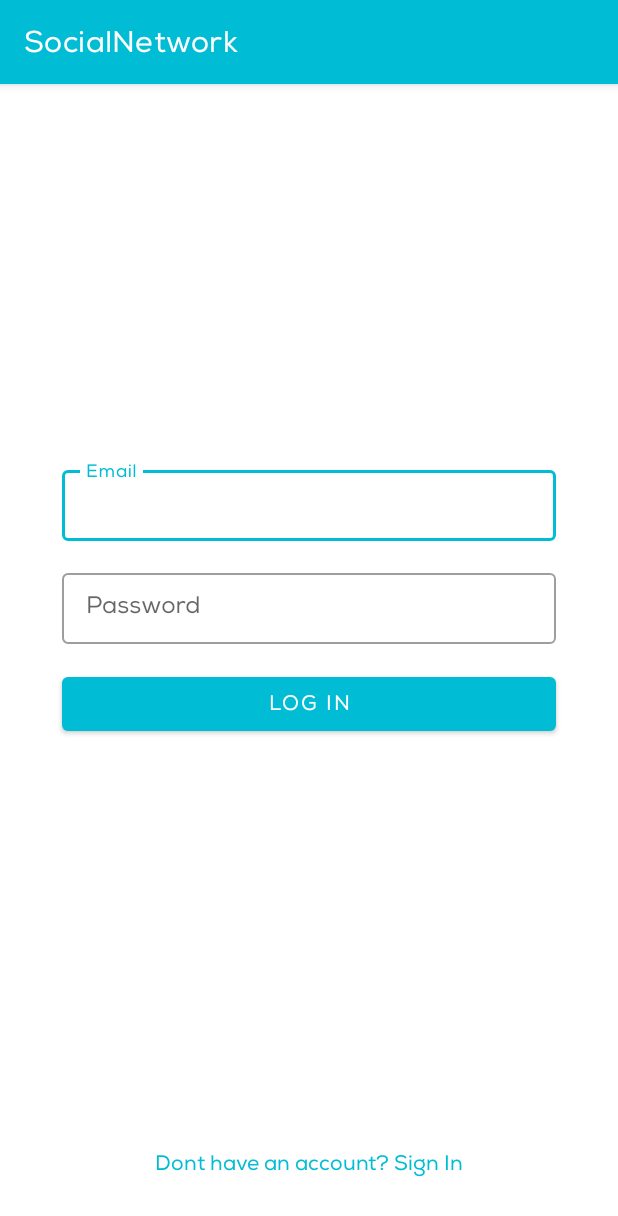
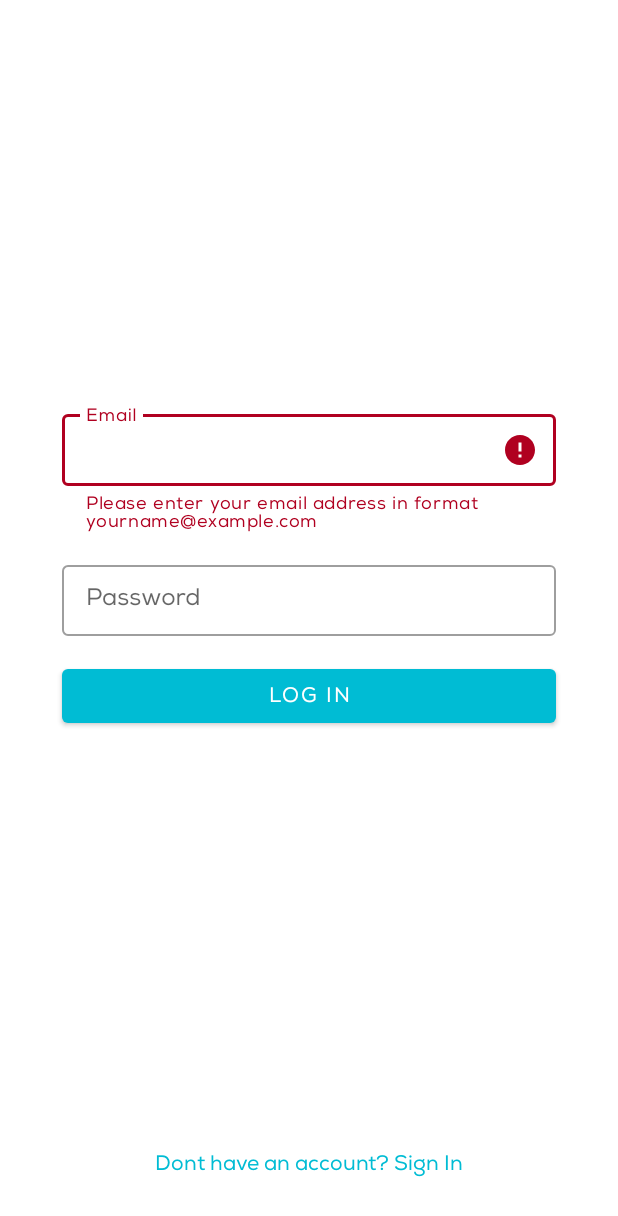
Before and after one commit to GaboRohez/SocialNetwork-Test, an Android app: the screen it shows after launch (SessionActivity), after a tap on "LOG IN", on a phone screen of 412 x 824 dp. Shown: the top 1216 px of the screen. Run offline under Robolectric (Android 15) with nearby library versions, the phone set to English and light mode, and no system bars; our stand-ins replace RxJava.

Commit message:
error messages

```diff
--- a/app/src/main/AndroidManifest.xml
+++ b/app/src/main/AndroidManifest.xml
@@ -11,6 +11,7 @@
         android:roundIcon="@mipmap/ic_launcher_round"
         android:supportsRtl="true"
         android:usesCleartextTraffic="true"
+        android:name=".app.SocialApp"
         android:theme="@style/Theme.SocialNetwork">
         <activity
             android:name=".ui.splash.SplashScreen"
@@ -23,7 +24,7 @@
             </intent-filter>
         </activity>
         <activity
-            android:theme="@style/Theme.SocialNetwork"
+            android:theme="@style/Theme.SocialNetwork.Session"
             android:name=".ui.session.SessionActivity">
         </activity>
 
--- /dev/null
+++ b/app/src/main/java/xyz/gaborohez/socialnetwork/app/SocialApp.java
@@ -0,0 +1,44 @@
+package xyz.gaborohez.socialnetwork.app;
+
+import android.app.Application;
+import android.content.res.Resources;
+
+import xyz.gaborohez.socialnetwork.R;
+import xyz.gaborohez.socialnetwork.data.prefs.PreferencesManager;
+
+/**
+ * Created by Gabriel Rodríguez on 07/12/20.
+ * Email gabow95k@gmail.com
+ */
+public class SocialApp extends Application {
+
+    public static ResourcesManager resourcesManager;
+
+    @Override
+    public void onCreate() {
+        super.onCreate();
+        PreferencesManager.getInstance(this);
+        resourcesManager = new ResourcesManager(getResources());
+    }
+
+    public static class ResourcesManager {
+        private Resources resources;
+
+        public ResourcesManager(Resources resources) {
+            this.resources = resources;
+        }
+
+        public String getErrorServer() {
+            return resources.getString(R.string.server_error);
+        }
+
+
+        public String getEmailErrorMessage() {
+            return resources.getString(R.string.email_error_message);
+        }
+
+        public String getPasswordError() {
+            return resources.getString(R.string.password_error_message);
+        }
+    }
+}
--- a/app/src/main/java/xyz/gaborohez/socialnetwork/constants/AppConstants.java
+++ b/app/src/main/java/xyz/gaborohez/socialnetwork/constants/AppConstants.java
@@ -1,8 +1,12 @@
 package xyz.gaborohez.socialnetwork.constants;
+
+import java.util.regex.Pattern;
 
 public class AppConstants {
     public static final String SUCCESS = "00";
+    public static String isLogged = "isLogged";
     public static final String KEY_TOKEN = "key_token";
+    public static final String BASE_URL = "http://10.0.2.2:3800/api/";  //emulator
     //public static final String BASE_URL = "http://localhost:3800/api/";
-    public static final String BASE_URL = "http://10.0.2.2:3800/api/";  //emulator
+    public static final Pattern patternEmail = Pattern.compile("(?:[a-z0-9!#$%&'*+/=?^_`{|}~-]+(?:\\.[a-z0-9!#$%&'*+/=?^_`{|}~-]+)*|\"(?:[\\x01-\\x08\\x0b\\x0c\\x0e-\\x1f\\x21\\x23-\\x5b\\x5d-\\x7f]|\\\\[\\x01-\\x09\\x0b\\x0c\\x0e-\\x7f])*\")@(?:(?:[a-z0-9](?:[a-z0-9-]*[a-z0-9])?\\.)+[a-z0-9](?:[a-z0-9-]*[a-z0-9])?|\\[(?:(?:25[0-5]|2[0-4][0-9]|[01]?[0-9][0-9]?)\\.){3}(?:25[0-5]|2[0-4][0-9]|[01]?[0-9][0-9]?|[a-z0-9-]*[a-z0-9]:(?:[\\x01-\\x08\\x0b\\x0c\\x0e-\\x1f\\x21-\\x5a\\x53-\\x7f]|\\\\[\\x01-\\x09\\x0b\\x0c\\x0e-\\x7f])+)\\])");
 }
--- a/app/src/main/java/xyz/gaborohez/socialnetwork/data/network/RetrofitClient.java
+++ b/app/src/main/java/xyz/gaborohez/socialnetwork/data/network/RetrofitClient.java
@@ -60,7 +60,7 @@ public class RetrofitClient {
         if (sRetrofit == null){
 
             HttpLoggingInterceptor interceptor = new HttpLoggingInterceptor();
-            interceptor.setLevel(HttpLoggingInterceptor.Level.BODY);
+            interceptor.setLevel(HttpLoggingInterceptor.Level.BASIC);
 
             OkHttpClient okHttpClient = new OkHttpClient().newBuilder()
                     .connectTimeout(10, TimeUnit.SECONDS)
--- a/app/src/main/java/xyz/gaborohez/socialnetwork/ui/session/login/presenter/LogInContract.java
+++ b/app/src/main/java/xyz/gaborohez/socialnetwork/ui/session/login/presenter/LogInContract.java
@@ -9,6 +9,8 @@ public interface LogInContract {
 
     interface View extends BaseView {
 
+        void emailError(String message);
+        void passwordError(String message);
     }
 
     interface Presenter {
--- a/app/src/main/java/xyz/gaborohez/socialnetwork/ui/session/login/view/LogInFragment.java
+++ b/app/src/main/java/xyz/gaborohez/socialnetwork/ui/session/login/view/LogInFragment.java
@@ -6,6 +6,8 @@ import androidx.annotation.NonNull;
 import androidx.annotation.Nullable;
 import androidx.fragment.app.Fragment;
 
+import android.text.Editable;
+import android.text.TextWatcher;
 import android.view.LayoutInflater;
 import android.view.View;
 import android.view.ViewGroup;
@@ -39,6 +41,29 @@ public class LogInFragment extends BaseFragment<LogInContract.Presenter, Fragmen
     }
 
     private void setUpEvents() {
+
+        binding.layoutEmail.getEditText().addTextChangedListener(new TextWatcher() {
+            @Override
+            public void onTextChanged(CharSequence charSequence, int i, int i1, int i2) {
+                binding.layoutEmail.setError(null);
+            }
+            @Override
+            public void beforeTextChanged(CharSequence charSequence, int i, int i1, int i2) {
+            }@Override
+            public void afterTextChanged(Editable editable) { }
+        });
+
+        binding.layoutPassword.getEditText().addTextChangedListener(new TextWatcher() {
+            @Override
+            public void onTextChanged(CharSequence charSequence, int i, int i1, int i2) {
+                binding.layoutPassword.setError(null);
+            }
+            @Override
+            public void beforeTextChanged(CharSequence charSequence, int i, int i1, int i2) {
+            }@Override
+            public void afterTextChanged(Editable editable) { }
+        });
+
         binding.btnLogIn.setOnClickListener(v -> {
             LogInRequest request = new LogInRequest();
             request.setEmail(binding.layoutEmail.getEditText().getText().toString().trim());
@@ -46,4 +71,14 @@ public class LogInFragment extends BaseFragment<LogInContract.Presenter, Fragmen
             presenter.logIn(request);
         });
     }
+
+    @Override
+    public void emailError(String message) {
+        binding.layoutEmail.setError(message);
+    }
+
+    @Override
+    public void passwordError(String message) {
+        binding.layoutPassword.setError(message);
+    }
 }
--- a/app/src/main/res/values/strings.xml
+++ b/app/src/main/res/values/strings.xml
@@ -6,12 +6,19 @@
     <string name="retrofit_timeout">Timed out, retry request.</string>
     <string name="retrofit_wrong_response">At this time the service is not available, please try again later.</string>
 
+    <!-- Errors -->
+    <string name="server_error">An error occurred with the server, please try again later.</string>
+    <string name="email_error_message">Please enter your email address in format yourname@example.com</string>
+    <string name="password_error_message">Please enter your password</string>
+
+
     <string name="loading">Loading...</string>
     <string name="accept">Accept</string>
-    <!-- TODO: Remove or change this placeholder text -->
+    <string name="ok">Ok</string>
     <string name="hello_blank_fragment">Hello blank fragment</string>
     <string name="email">Email</string>
     <string name="password">Password</string>
     <string name="log_in">Log In</string>
     <string name="sign_in">Dont have an account? Sign In</string>
+
 </resources>
--- a/app/src/main/res/values/themes.xml
+++ b/app/src/main/res/values/themes.xml
@@ -1,5 +1,21 @@
 <resources xmlns:tools="http://schemas.android.com/tools">
     <!-- Base application theme. -->
+    <style name="Theme.SocialNetwork.Session" parent="Theme.MaterialComponents.DayNight.NoActionBar">
+        <!-- Primary brand color. -->
+        <item name="colorPrimary">@color/colorPrimary</item>
+        <item name="colorPrimaryVariant">@color/colorPrimaryVariant</item>
+        <item name="colorOnPrimary">@color/colorWhite</item>
+        <!-- Secondary brand color. -->
+        <item name="colorSecondary">@color/colorAccent</item>
+        <item name="colorSecondaryVariant">@color/colorAccentVariant</item>
+        <item name="colorOnSecondary">@color/colorBlack</item>
+        <!-- Status bar color. -->
+        <item name="android:statusBarColor" tools:targetApi="l">?attr/colorPrimaryVariant</item>
+        <!-- Customize your theme here. -->
+        <item name="android:fontFamily">@font/nexa_family</item>
+
+    </style>
+
     <style name="Theme.SocialNetwork" parent="Theme.MaterialComponents.DayNight.DarkActionBar">
         <!-- Primary brand color. -->
         <item name="colorPrimary">@color/colorPrimary</item>
```
Also changed, not shown: app/src/main/java/xyz/gaborohez/socialnetwork/ui/base/BaseActivity.java (+12 -4 lines), app/src/main/java/xyz/gaborohez/socialnetwork/ui/base/BaseFragment.java (+6 -4 lines), app/src/main/java/xyz/gaborohez/socialnetwork/ui/session/login/presenter/LogInPresenter.java (+25 -19 lines), app/src/main/java/xyz/gaborohez/socialnetwork/ui/utils/AppUtils.java (added, +17 -0 lines).
